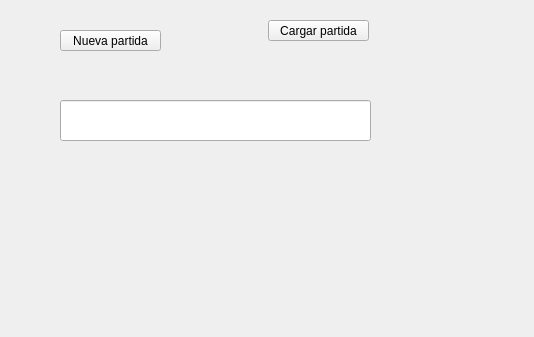
The window that menujugador.ui (serendipity-com/Mario) describes before a commit, drawn with Qt 5.
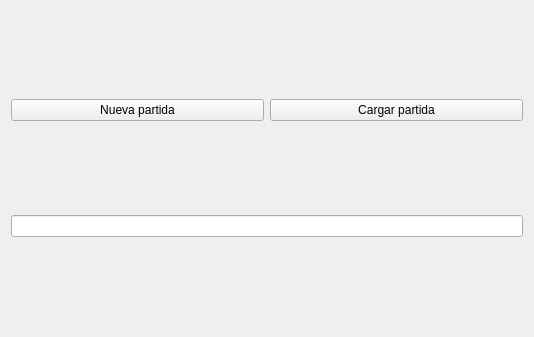
The same window after the commit.

What changed in the file:
```diff
--- a/menujugador.ui
+++ b/menujugador.ui
@@ -13,42 +13,25 @@
   <property name="windowTitle">
    <string>Form</string>
   </property>
-  <widget class="QLineEdit" name="NombreJugador">
-   <property name="geometry">
-    <rect>
-     <x>60</x>
-     <y>100</y>
-     <width>311</width>
-     <height>41</height>
-    </rect>
-   </property>
-  </widget>
+  <layout class="QGridLayout" name="gridLayout">
+   <item row="0" column="0">
   <widget class="QPushButton" name="NuevaPartida">
-   <property name="geometry">
-    <rect>
-     <x>60</x>
-     <y>30</y>
-     <width>101</width>
-     <height>21</height>
-    </rect>
-   </property>
    <property name="text">
     <string>Nueva partida</string>
    </property>
   </widget>
+   </item>
+   <item row="0" column="1">
   <widget class="QPushButton" name="CargarPartida">
-   <property name="geometry">
-    <rect>
-     <x>268</x>
-     <y>20</y>
-     <width>101</width>
-     <height>21</height>
-    </rect>
-   </property>
    <property name="text">
     <string>Cargar partida</string>
    </property>
   </widget>
+   </item>
+   <item row="1" column="0" colspan="2">
+    <widget class="QLineEdit" name="NombreJugador"/>
+   </item>
+  </layout>
  </widget>
  <resources/>
  <connections/>
```
Lines whose indentation alone changed are shown as unchanged.
